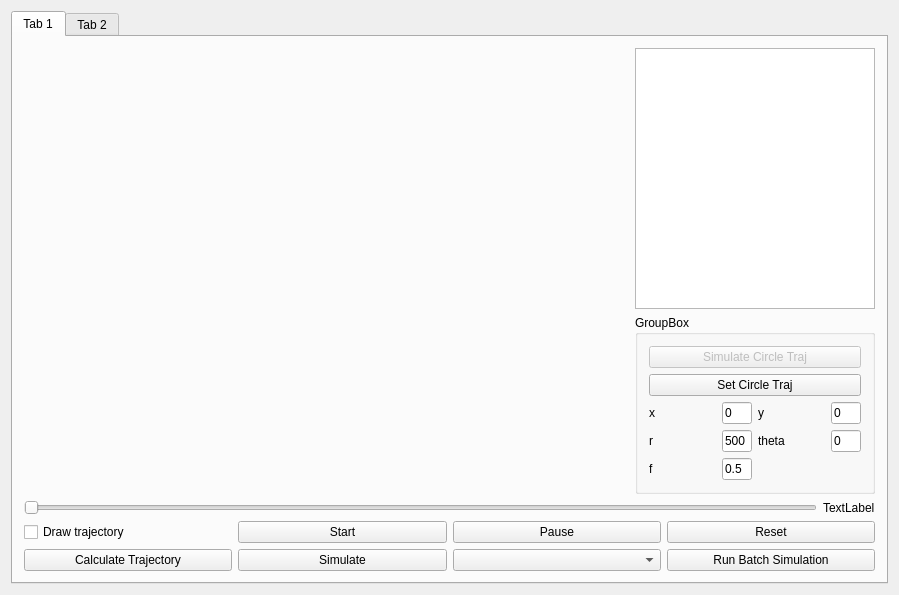
Before: the Qt Designer form dialog.ui in kektobiologist/motion-simulation, drawn with Qt 5.
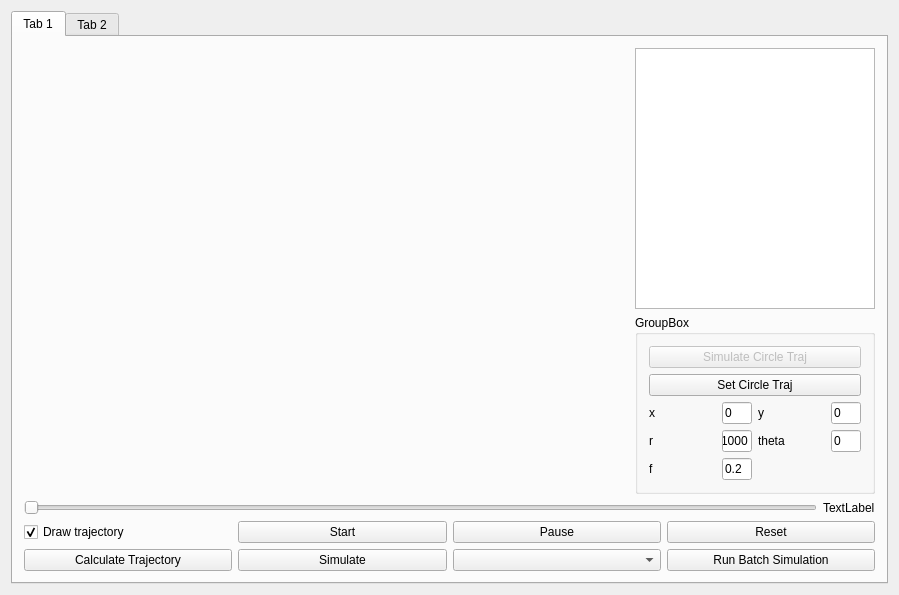
After: the same form once the commit is applied. Custom widgets are drawn as their Qt base class.

The edit to the form file:
```diff
--- a/dialog.ui
+++ b/dialog.ui
@@ -132,7 +132,7 @@
                    </size>
                   </property>
                   <property name="text">
-                   <string>500</string>
+                   <string>1000</string>
                   </property>
                  </widget>
                 </item>
@@ -172,7 +172,7 @@
                    </size>
                   </property>
                   <property name="text">
-                   <string>0.5</string>
+                   <string>0.2</string>
                   </property>
                  </widget>
                 </item>
@@ -254,6 +254,9 @@
            <property name="checkable">
             <bool>true</bool>
            </property>
+           <property name="checked">
+            <bool>true</bool>
+           </property>
           </widget>
          </item>
          <item row="1" column="0">
```
